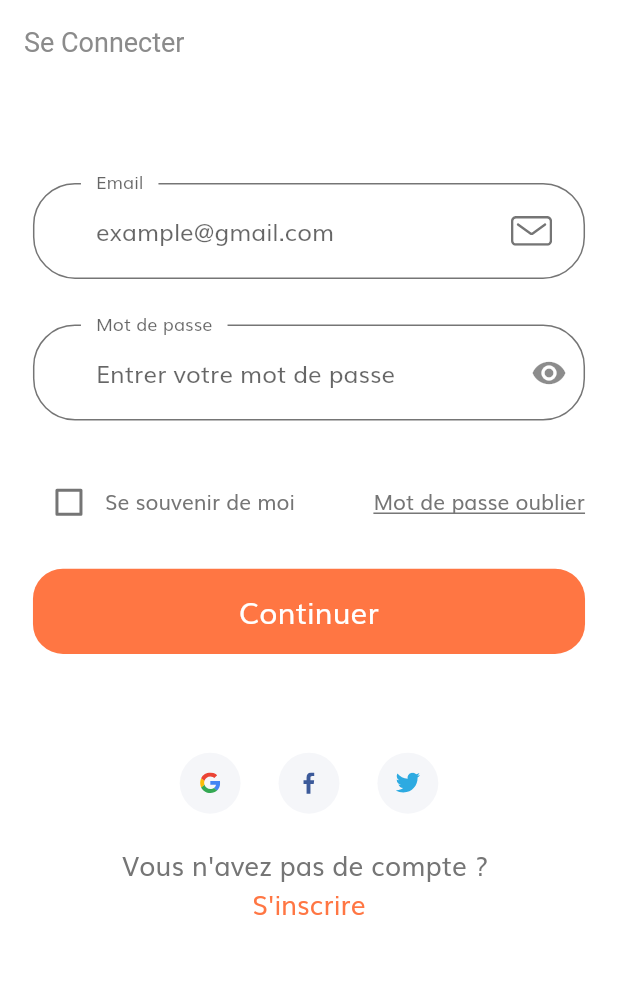
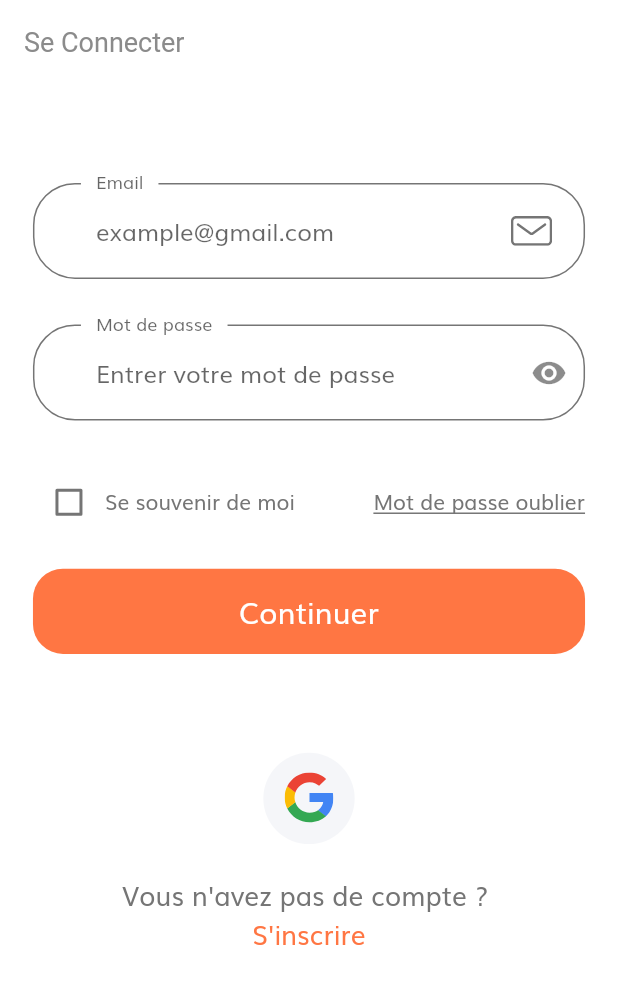
Before and after one commit to zeufack/ztrain-mob, a Flutter app: the screen it shows after launch, after a tap on "continue", on a phone screen of 412 x 824 dp. Shown: the top 984 px of the screen. Run offline on Flutter 3.47's test engine with Material 2 defaults, Android fonts, the phone set to English and light mode, and no system bars; our stand-ins replace cloud_firestore, firebase_auth, firebase_core, flutter_spinkit, flutter_svg, google_sign_in; missing offline and left inert: alert, flutter_facebook_auth, stripe_payment; accounts and stored records are empty.

Commit message:
update connect with google button

```diff
--- a/lib/components/socal_card.dart
+++ b/lib/components/socal_card.dart
@@ -21,8 +21,8 @@ class SocalCard extends StatelessWidget {
         margin:
             EdgeInsets.symmetric(horizontal: getProportionateScreenWidth(10)),
         padding: EdgeInsets.all(getProportionateScreenWidth(12)),
-        height: getProportionateScreenHeight(40),
-        width: getProportionateScreenWidth(40),
+        height: getProportionateScreenHeight(60),
+        width: getProportionateScreenWidth(60),
         decoration: BoxDecoration(
           color: Color(0xFFF5F6F9),
           shape: BoxShape.circle,
--- a/lib/screens/sign_in/components/body.dart
+++ b/lib/screens/sign_in/components/body.dart
@@ -37,21 +37,21 @@ class Body extends StatelessWidget {
                         }
                       },
                     ),
-                    SocalCard(
-                      icon: "assets/icons/facebook-2.svg",
-                      press: () async {
-                        var resp = await auth.signInWithFacebook();
-                        if (resp.status == 200) {
-                          // Navigator.pushNamed(
-                          //     context, LoginSuccessScreen.routeName);
-                        }
-                        print(resp);
-                      },
-                    ),
-                    SocalCard(
-                      icon: "assets/icons/twitter.svg",
-                      press: () {},
-                    ),
+                    // SocalCard(
+                    //   icon: "assets/icons/facebook-2.svg",
+                    //   press: () async {
+                    //     var resp = await auth.signInWithFacebook();
+                    //     if (resp.status == 200) {
+                    //       // Navigator.pushNamed(
+                    //       //     context, LoginSuccessScreen.routeName);
+                    //     }
+                    //     print(resp);
+                    //   },
+                    // ),
+                    // SocalCard(
+                    //   icon: "assets/icons/twitter.svg",
+                    //   press: () {},
+                    // ),
                   ],
                 ),
                 SizedBox(height: getProportionateScreenHeight(20)),
```
